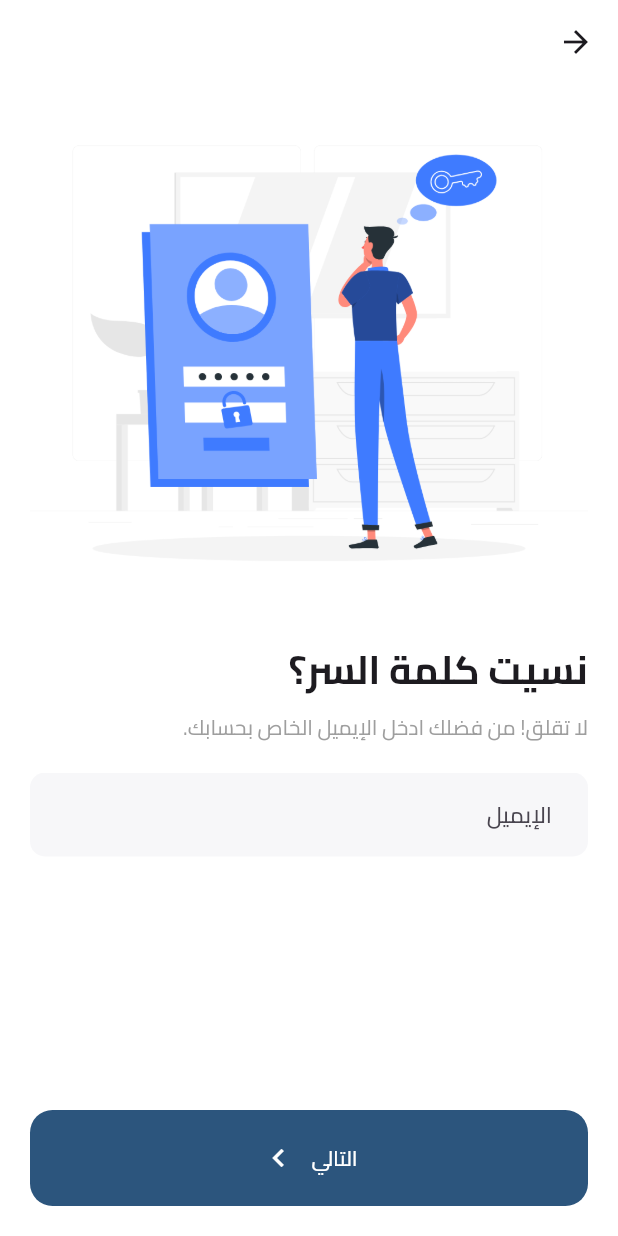
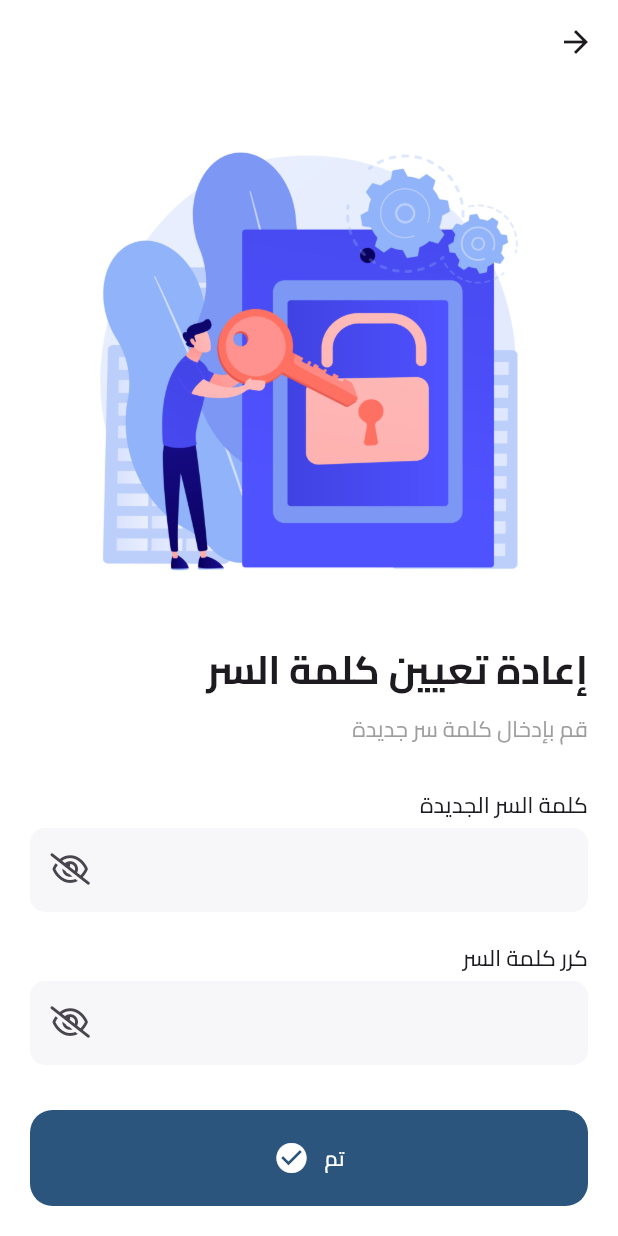
Before and after one commit to mahmoudzkhaledd/Restaurant-App, a Flutter app: the ForgotPasswordPage screen opened directly, after a tap on "التالي", on a phone screen of 412 x 824 dp. Run offline on Flutter 3.47's test engine with Material 2 defaults, Android fonts, the phone set to English and light mode, and no system bars; our stand-ins replace bloc, dio, flutter_bloc, font_awesome_flutter, get, pin_code_fields and 1 more; accounts and stored records are empty.

Commit message:
Password Reset

```diff
--- a/lib/Features/Auth/ForgotPassword/View/Widgets/ForgotPasswordBody.dart
+++ b/lib/Features/Auth/ForgotPassword/View/Widgets/ForgotPasswordBody.dart
@@ -1,8 +1,10 @@
 import 'package:flutter/material.dart';
+import 'package:foodapp/Features/Auth/ResetPassword/View/PasswordResetPage.dart';
 import 'package:foodapp/GeneralWidgets/AppText.dart';
 import 'package:foodapp/GeneralWidgets/CustomButton.dart';
 import 'package:foodapp/GeneralWidgets/CustomTextBox.dart';
 import 'package:foodapp/Shared/Fonts/CairoFont.dart';
+import 'package:get/get.dart';
 
 class ForgotPasswordBody extends StatelessWidget {
   TextEditingController emailController = TextEditingController();
@@ -55,7 +57,9 @@ class ForgotPasswordBody extends StatelessWidget {
             ),
 
             CustomButton(
-              onTap: () {},
+              onTap: () {
+                Get.to(() => PasswordResetPage());
+              },
               text: "التالي",
               verticalPadding: 20,
               icon: Icon(Icons.navigate_next , color: Colors.white,),
--- /dev/null
+++ b/lib/Features/Auth/ResetPassword/View/PasswordResetPage.dart
@@ -0,0 +1,13 @@
+import 'package:flutter/material.dart';
+import 'package:foodapp/Features/Auth/ResetPassword/View/Widgets/PasswordResetBody.dart';
+
+class PasswordResetPage extends StatelessWidget {
+
+  @override
+  Widget build(BuildContext context) {
+    return Scaffold(
+      appBar: AppBar(),
+      body: SafeArea(child: PasswordResetBody()),
+    );
+  }
+}
--- /dev/null
+++ b/lib/Features/Auth/ResetPassword/View/Widgets/PasswordResetBody.dart
@@ -0,0 +1,88 @@
+import 'package:flutter/material.dart';
+import 'package:flutter_bloc/flutter_bloc.dart';
+import 'package:foodapp/GeneralWidgets/AppText.dart';
+import 'package:foodapp/GeneralWidgets/CustomButton.dart';
+import 'package:foodapp/GeneralWidgets/CustomTextBox.dart';
+import 'package:foodapp/Shared/Cubit/AppCubit.dart';
+import 'package:foodapp/Shared/Cubit/AppStates.dart';
+import 'package:foodapp/Shared/Fonts/CairoFont.dart';
+
+class PasswordResetBody extends StatelessWidget {
+
+  @override
+  Widget build(BuildContext context) {
+    return BlocConsumer<AppCubit, AppStates>(
+      listener: (context, state) {},
+      builder: (context, state) {
+        AppCubit cubit = AppCubit.get(context);
+
+        return Padding(
+          padding: EdgeInsets.symmetric(horizontal: 20),
+          child: Center(
+            child: Column(
+              children: [
+                Expanded(
+                  child: SingleChildScrollView(
+                    child: Column(
+                      crossAxisAlignment: CrossAxisAlignment.start,
+                      children: [
+                        Image.asset("assets/images/password_reset.png"),
+
+                        AppText(
+                          "إعادة تعيين كلمة السر",
+                          style: TextStyle(
+                            fontFamily: CairoFont.cairoBold,
+                            fontSize: 26,
+                          ),
+                        ),
+
+                        SizedBox(height: 10,),
+
+                        AppText(
+                          "قم بإدخال كلمة سر جديدة",
+                          style: TextStyle(
+                            color: Colors.grey,
+                            fontSize: 15,
+                          ),
+                        ),
+
+                        SizedBox(height: 30,),
+
+                        CustomTextBox(
+                          title: "كلمة السر الجديدة",
+                          showEyeIcon: true,
+                          isPassword: cubit.isPasswordReset,
+                          onChangeVisability: () => cubit.changeResetVisibility(),
+                        ),
+
+                        SizedBox(height: 20,),
+
+                        CustomTextBox(
+                          title: "كرر كلمة السر",
+                          showEyeIcon: true,
+                          isPassword: cubit.isPasswordResetConfirm,
+                          onChangeVisability: () => cubit.changeResetVisibilityConfirm(),
+                        ),
+                      ],
+                    ),
+                  ),
+                ),
+
+                SizedBox(height: 20,),
+
+                CustomButton(
+                  onTap: () {},
+                  text: "تم",
+                  verticalPadding: 20,
+                  icon: Icon(Icons.check_circle, color: Colors.white,),
+                ),
+
+                SizedBox(height: 20,),
+              ],
+            ),
+          ),
+        );
+      },
+    );
+  }
+}
--- a/lib/Shared/Cubit/AppCubit.dart
+++ b/lib/Shared/Cubit/AppCubit.dart
@@ -10,11 +10,19 @@ class AppCubit extends Cubit<AppStates>
   static AppCubit get(BuildContext context) => BlocProvider.of(context);
 
   bool isPassword = true;
+  bool isPasswordReset = true;
   bool isPasswordConfirm = true;
+  bool isPasswordResetConfirm = true;
 
   void changeVisibility()
   {
-     isPassword = !isPassword;
+    isPassword = !isPassword;
+    emit(ChangeVisibilityState());
+  }
+
+void changeResetVisibility()
+  {
+    isPasswordReset = !isPasswordReset;
     emit(ChangeVisibilityState());
   }
 
@@ -23,4 +31,12 @@ class AppCubit extends Cubit<AppStates>
     isPasswordConfirm = !isPasswordConfirm;
     emit(ChangeVisibilityState());
   }
+
+  void changeResetVisibilityConfirm()
+  {
+    isPasswordResetConfirm = !isPasswordResetConfirm;
+    emit(ChangeVisibilityState());
+  }
+
+
 }
```
Also changed, not shown: assets/images/password_reset.png (added).
